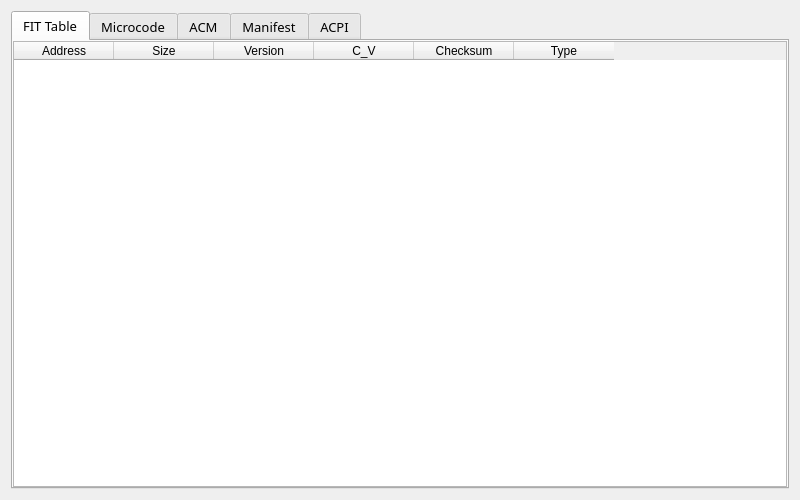
First picture: the form in Window/InfoWindow/InfoWindow.ui, repository stephan-zhuchen/BIOS-Viewer, before the edit.
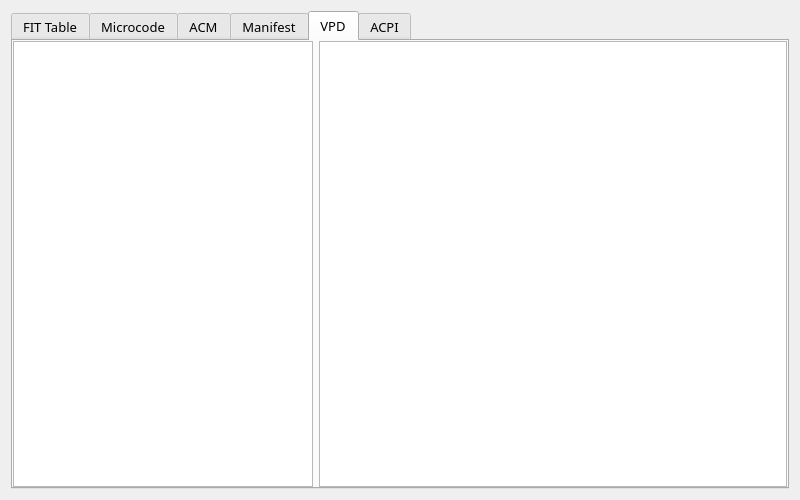
Second picture: the form after the edit. The open tabs and pages were chosen to show the change.

The edit to the form file:
```diff
--- a/Window/InfoWindow/InfoWindow.ui
+++ b/Window/InfoWindow/InfoWindow.ui
@@ -231,6 +231,54 @@
        </item>
       </layout>
      </widget>
+     <widget class="QWidget" name="VpdTab">
+      <attribute name="title">
+       <string>VPD</string>
+      </attribute>
+      <layout class="QHBoxLayout" name="horizontalLayout_7">
+       <property name="spacing">
+        <number>6</number>
+       </property>
+       <property name="leftMargin">
+        <number>0</number>
+       </property>
+       <property name="topMargin">
+        <number>0</number>
+       </property>
+       <property name="rightMargin">
+        <number>0</number>
+       </property>
+       <property name="bottomMargin">
+        <number>0</number>
+       </property>
+       <item>
+        <widget class="QListWidget" name="VpdListWidget">
+         <property name="sizePolicy">
+          <sizepolicy hsizetype="Minimum" vsizetype="Expanding">
+           <horstretch>0</horstretch>
+           <verstretch>0</verstretch>
+          </sizepolicy>
+         </property>
+         <property name="minimumSize">
+          <size>
+           <width>300</width>
+           <height>0</height>
+          </size>
+         </property>
+        </widget>
+       </item>
+       <item>
+        <widget class="QTextBrowser" name="VpdTextBrowser">
+         <property name="acceptDrops">
+          <bool>false</bool>
+         </property>
+         <property name="lineWrapMode">
+          <enum>QTextEdit::NoWrap</enum>
+         </property>
+        </widget>
+       </item>
+      </layout>
+     </widget>
      <widget class="QWidget" name="acpiTab">
       <attribute name="title">
        <string>ACPI</string>
```
